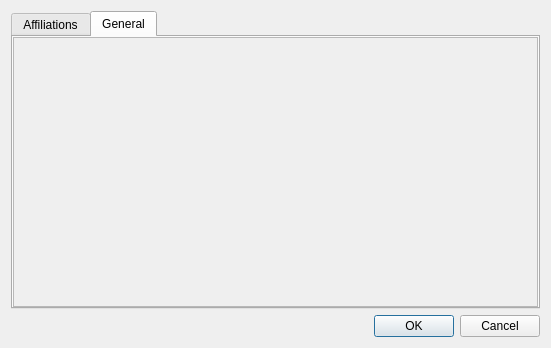
Qt form configureroom.ui (HappySeaFox/tht) before a commit.
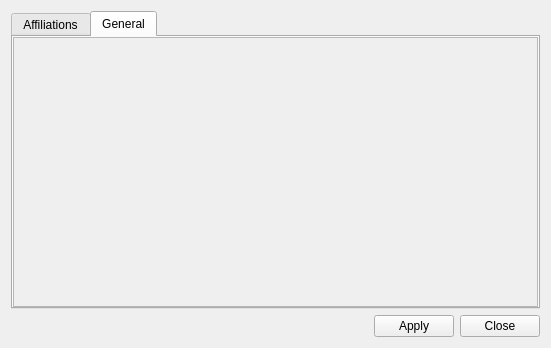
The same form after that commit. The open tabs and pages were chosen to show the change.

Diff of the .ui file:
```diff
--- a/configureroom.ui
+++ b/configureroom.ui
@@ -14,7 +14,7 @@
    <string>Configure room</string>
   </property>
   <layout class="QGridLayout" name="gridLayout">
-   <item row="0" column="0" colspan="2">
+   <item row="0" column="0">
     <widget class="QTabWidget" name="tabsConfiguration">
      <property name="currentIndex">
       <number>0</number>
@@ -101,6 +101,9 @@
        </item>
        <item row="0" column="1">
         <widget class="QPushButton" name="pushAddJid">
+         <property name="enabled">
+          <bool>false</bool>
+         </property>
          <property name="text">
           <string>Add</string>
          </property>
@@ -149,8 +152,8 @@
            <rect>
             <x>0</x>
             <y>0</y>
-            <width>525</width>
-            <height>273</height>
+            <width>98</width>
+            <height>28</height>
            </rect>
           </property>
          </widget>
@@ -161,6 +164,8 @@
     </widget>
    </item>
    <item row="1" column="0">
+    <layout class="QHBoxLayout" name="horizontalLayout">
+     <item>
     <widget class="QLabel" name="labelLoading">
      <property name="minimumSize">
       <size>
@@ -176,21 +181,34 @@
      </property>
     </widget>
    </item>
-   <item row="1" column="1">
-    <widget class="QDialogButtonBox" name="buttonBox">
-     <property name="sizePolicy">
-      <sizepolicy hsizetype="Expanding" vsizetype="Fixed">
-       <horstretch>1</horstretch>
-       <verstretch>0</verstretch>
-      </sizepolicy>
-     </property>
+     <item>
+      <spacer name="horizontalSpacer">
      <property name="orientation">
       <enum>Qt::Horizontal</enum>
      </property>
-     <property name="standardButtons">
-      <set>QDialogButtonBox::Cancel|QDialogButtonBox::Ok</set>
-     </property>
-    </widget>
+       <property name="sizeHint" stdset="0">
+        <size>
+         <width>0</width>
+         <height>20</height>
+        </size>
+       </property>
+      </spacer>
+     </item>
+     <item>
+      <widget class="QPushButton" name="pushApply">
+       <property name="text">
+        <string>Apply</string>
+       </property>
+      </widget>
+     </item>
+     <item>
+      <widget class="QPushButton" name="pushClose">
+       <property name="text">
+        <string>Close</string>
+       </property>
+      </widget>
+     </item>
+    </layout>
    </item>
   </layout>
  </widget>
```
Left out of the diff: 69 changed lines with no effect on the pictures. Lines whose indentation alone changed are shown as unchanged.
